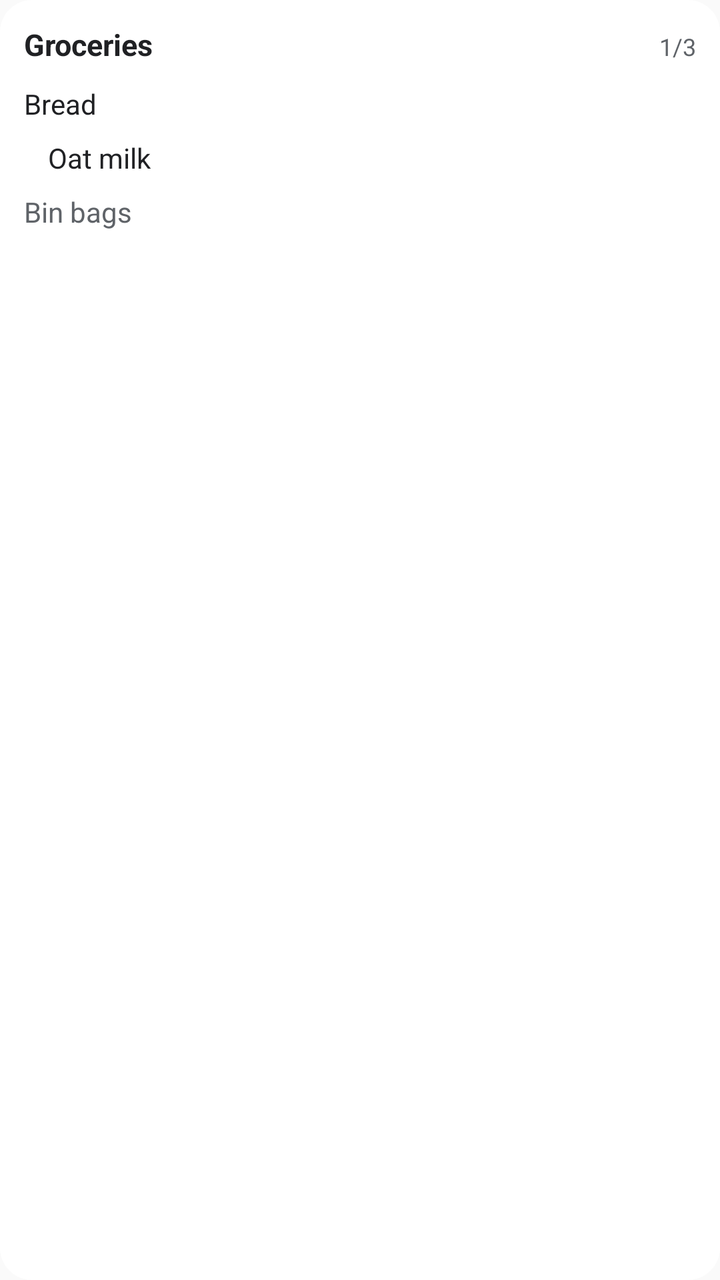
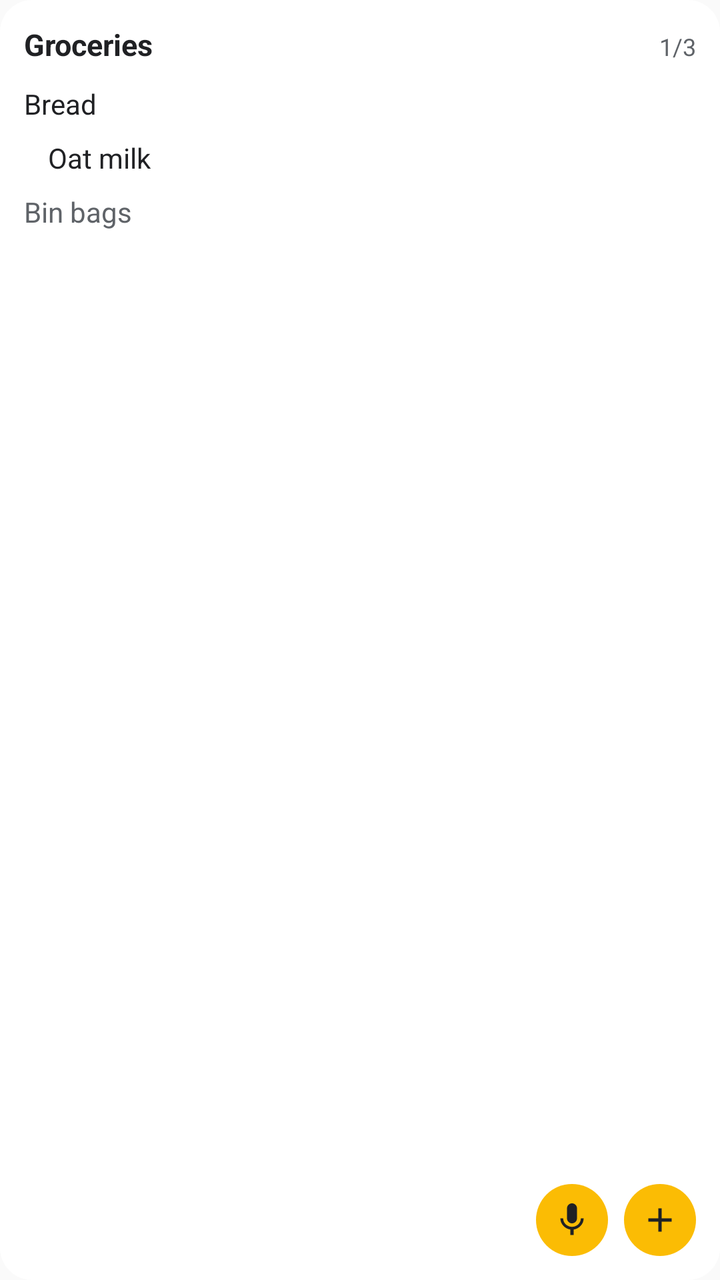

Compare the two renders of this Android layout. The source of the first and the diff that turns it into the second are given below.
<!-- AndroidManifest.xml: application theme Theme.MyTodo -->
<!-- res/layout/list_widget_preview.xml -->
<?xml version="1.0" encoding="utf-8"?>
<LinearLayout xmlns:android="http://schemas.android.com/apk/res/android"
    android:layout_width="match_parent"
    android:layout_height="match_parent"
    android:background="@drawable/widget_preview_background"
    android:orientation="vertical"
    android:padding="12dp">

    <LinearLayout
        android:layout_width="match_parent"
        android:layout_height="wrap_content"
        android:orientation="horizontal"
        android:paddingBottom="6dp">

        <TextView
            android:layout_width="0dp"
            android:layout_height="wrap_content"
            android:layout_weight="1"
            android:text="@string/widget_preview_list_name"
            android:textColor="@color/widget_preview_text"
            android:textSize="15sp"
            android:textStyle="bold" />

        <TextView
            android:layout_width="wrap_content"
            android:layout_height="wrap_content"
            android:text="@string/widget_preview_count"
            android:textColor="@color/widget_preview_text_secondary"
            android:textSize="12sp" />
    </LinearLayout>

    <TextView
        android:layout_width="match_parent"
        android:layout_height="wrap_content"
        android:paddingVertical="4dp"
        android:text="@string/widget_preview_item_one"
        android:textColor="@color/widget_preview_text"
        android:textSize="14sp" />

    <TextView
        android:layout_width="match_parent"
        android:layout_height="wrap_content"
        android:paddingStart="12dp"
        android:paddingEnd="0dp"
        android:paddingVertical="4dp"
        android:text="@string/widget_preview_item_two"
        android:textColor="@color/widget_preview_text"
        android:textSize="14sp" />

    <TextView
        android:layout_width="match_parent"
        android:layout_height="wrap_content"
        android:paddingVertical="4dp"
        android:text="@string/widget_preview_item_done"
        android:textColor="@color/widget_preview_text_secondary"
        android:textSize="14sp" />
</LinearLayout>
<!-- resources referenced by this layout -->
<resources>
  <color name="widget_preview_text">#202124</color>
  <color name="widget_preview_text_secondary">#5F6368</color>
  <!-- drawable widget_preview_background (drawable) -->
  <?xml version="1.0" encoding="utf-8"?>
  <shape xmlns:android="http://schemas.android.com/apk/res/android"
      android:shape="rectangle">
      <corners android:radius="16dp" />
      <solid android:color="@color/widget_preview_background" />
  </shape>
  <string name="widget_preview_count">1/3</string>
  <string name="widget_preview_item_done">Bin bags</string>
  <string name="widget_preview_item_one">Bread</string>
  <string name="widget_preview_item_two">Oat milk</string>
  <string name="widget_preview_list_name">Groceries</string>
  <style name="Theme.MyTodo" parent="android:Theme.Material.NoActionBar">
          <item name="android:windowBackground">@color/window_background</item>
      </style>
  <color name="widget_preview_background">#FFFFFF</color>
  <color name="window_background">#FAFAFA</color>
</resources>

<!-- the commit's change to res/layout/list_widget_preview.xml (unified diff, before → after) -->
@@ -1,57 +1,90 @@
 <?xml version="1.0" encoding="utf-8"?>
-<LinearLayout xmlns:android="http://schemas.android.com/apk/res/android"
+<FrameLayout xmlns:android="http://schemas.android.com/apk/res/android"
     android:layout_width="match_parent"
     android:layout_height="match_parent"
-    android:background="@drawable/widget_preview_background"
-    android:orientation="vertical"
-    android:padding="12dp">
+    android:background="@drawable/widget_preview_background">
 
     <LinearLayout
         android:layout_width="match_parent"
-        android:layout_height="wrap_content"
-        android:orientation="horizontal"
-        android:paddingBottom="6dp">
+        android:layout_height="match_parent"
+        android:orientation="vertical"
+        android:padding="12dp">
+
+        <LinearLayout
+            android:layout_width="match_parent"
+            android:layout_height="wrap_content"
+            android:orientation="horizontal"
+            android:paddingBottom="6dp">
+
+            <TextView
+                android:layout_width="0dp"
+                android:layout_height="wrap_content"
+                android:layout_weight="1"
+                android:text="@string/widget_preview_list_name"
+                android:textColor="@color/widget_preview_text"
+                android:textSize="15sp"
+                android:textStyle="bold" />
+
+            <TextView
+                android:layout_width="wrap_content"
+                android:layout_height="wrap_content"
+                android:text="@string/widget_preview_count"
+                android:textColor="@color/widget_preview_text_secondary"
+                android:textSize="12sp" />
+        </LinearLayout>
 
         <TextView
-            android:layout_width="0dp"
+            android:layout_width="match_parent"
             android:layout_height="wrap_content"
-            android:layout_weight="1"
-            android:text="@string/widget_preview_list_name"
+            android:paddingVertical="4dp"
+            android:text="@string/widget_preview_item_one"
             android:textColor="@color/widget_preview_text"
-            android:textSize="15sp"
-            android:textStyle="bold" />
+            android:textSize="14sp" />
 
         <TextView
-            android:layout_width="wrap_content"
+            android:layout_width="match_parent"
             android:layout_height="wrap_content"
-            android:text="@string/widget_preview_count"
+            android:paddingStart="12dp"
+            android:paddingEnd="0dp"
+            android:paddingVertical="4dp"
+            android:text="@string/widget_preview_item_two"
+            android:textColor="@color/widget_preview_text"
+            android:textSize="14sp" />
+
+        <TextView
+            android:layout_width="match_parent"
+            android:layout_height="wrap_content"
+            android:paddingVertical="4dp"
+            android:text="@string/widget_preview_item_done"
             android:textColor="@color/widget_preview_text_secondary"
-            android:textSize="12sp" />
+            android:textSize="14sp" />
     </LinearLayout>
 
-    <TextView
-        android:layout_width="match_parent"
+    
+    <LinearLayout
+        android:layout_width="wrap_content"
         android:layout_height="wrap_content"
-        android:paddingVertical="4dp"
-        android:text="@string/widget_preview_item_one"
-        android:textColor="@color/widget_preview_text"
-        android:textSize="14sp" />
+        android:layout_gravity="bottom|end"
+        android:layout_margin="12dp"
+        android:orientation="horizontal">
 
-    <TextView
-        android:layout_width="match_parent"
-        android:layout_height="wrap_content"
-        android:paddingStart="12dp"
-        android:paddingEnd="0dp"
-        android:paddingVertical="4dp"
-        android:text="@string/widget_preview_item_two"
-        android:textColor="@color/widget_preview_text"
-        android:textSize="14sp" />
+        <ImageView
+            android:layout_width="36dp"
+            android:layout_height="36dp"
+            android:background="@drawable/widget_voice_button"
+            android:contentDescription="@string/voice_widget_label"
+            android:padding="8dp"
+            android:src="@drawable/ic_mic"
+            android:tint="@color/widget_preview_on_accent" />
 
-    <TextView
-        android:layout_width="match_parent"
-        android:layout_height="wrap_content"
-        android:paddingVertical="4dp"
-        android:text="@string/widget_preview_item_done"
-        android:textColor="@color/widget_preview_text_secondary"
-        android:textSize="14sp" />
-</LinearLayout>
+        <ImageView
+            android:layout_width="36dp"
+            android:layout_height="36dp"
+            android:layout_marginStart="8dp"
+            android:background="@drawable/widget_voice_button"
+            android:contentDescription="@string/new_item"
+            android:padding="8dp"
+            android:src="@drawable/ic_add"
+            android:tint="@color/widget_preview_on_accent" />
+    </LinearLayout>
+</FrameLayout>
<!-- resource entries referenced after the edit -->
@@ -1,7 +1,30 @@
 <!-- resources referenced by this layout -->
 <resources>
+  <color name="widget_preview_on_accent">#202124</color>
   <color name="widget_preview_text">#202124</color>
   <color name="widget_preview_text_secondary">#5F6368</color>
+  <!-- drawable ic_add (drawable) -->
+  <?xml version="1.0" encoding="utf-8"?>
+  <vector xmlns:android="http://schemas.android.com/apk/res/android"
+      android:width="24dp"
+      android:height="24dp"
+      android:viewportWidth="24"
+      android:viewportHeight="24">
+      <path
+          android:fillColor="#FF000000"
+          android:pathData="M19,13h-6v6h-2v-6H5v-2h6V5h2v6h6v2z" />
+  </vector>
+  <!-- drawable ic_mic (drawable) -->
+  <?xml version="1.0" encoding="utf-8"?>
+  <vector xmlns:android="http://schemas.android.com/apk/res/android"
+      android:width="24dp"
+      android:height="24dp"
+      android:viewportWidth="24"
+      android:viewportHeight="24">
+      <path
+          android:fillColor="#FF000000"
+          android:pathData="M12,14c1.66,0 2.99,-1.34 2.99,-3L15,5c0,-1.66 -1.34,-3 -3,-3S9,3.34 9,5v6c0,1.66 1.34,3 3,3zM17.3,11c0,3 -2.54,5.1 -5.3,5.1S6.7,14 6.7,11L5,11c0,3.41 2.72,6.23 6,6.72L11,21h2v-3.28c3.28,-0.48 6,-3.3 6,-6.72h-1.7z" />
+  </vector>
   <!-- drawable widget_preview_background (drawable) -->
   <?xml version="1.0" encoding="utf-8"?>
   <shape xmlns:android="http://schemas.android.com/apk/res/android"
@@ -9,6 +32,14 @@
       <corners android:radius="16dp" />
       <solid android:color="@color/widget_preview_background" />
   </shape>
+  <!-- drawable widget_voice_button (drawable) -->
+  <?xml version="1.0" encoding="utf-8"?>
+  <shape xmlns:android="http://schemas.android.com/apk/res/android"
+      android:shape="oval">
+      <solid android:color="@color/widget_preview_accent" />
+  </shape>
+  <string name="new_item">Add item</string>
+  <string name="voice_widget_label">Add by voice</string>
   <string name="widget_preview_count">1/3</string>
   <string name="widget_preview_item_done">Bin bags</string>
   <string name="widget_preview_item_one">Bread</string>
@@ -18,6 +49,7 @@
           <item name="android:windowBackground">@color/window_background</item>
       </style>
   <color name="widget_preview_background">#FFFFFF</color>
+  <color name="widget_preview_accent">#FBBC04</color>
   <color name="window_background">#FAFAFA</color>
 </resources>
 
